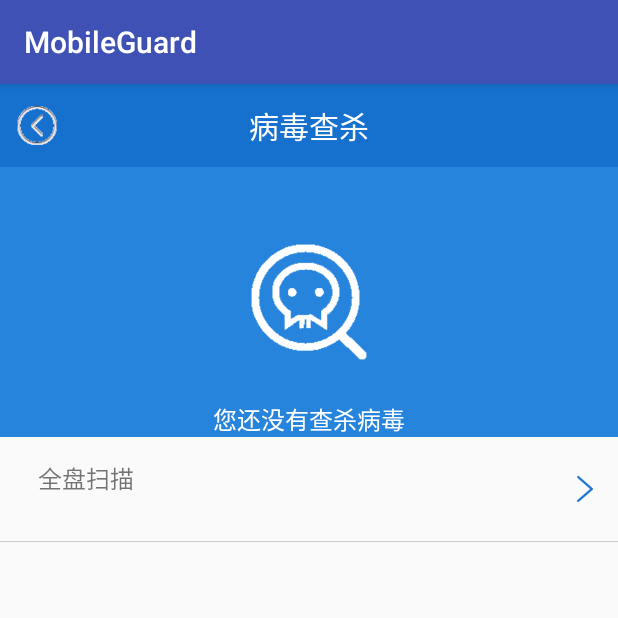
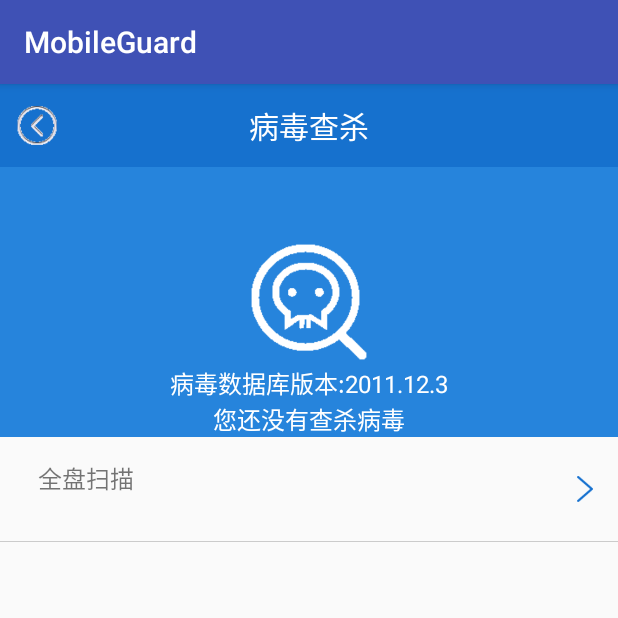
Before and after one commit to fungray/MobileGuard, an Android app: the screen it shows after launch (VirusScanActivity), after a tap on "手机杀毒", on a phone screen of 412 x 824 dp, the top half of it. Run offline under Robolectric (Android 15) with nearby library versions, the phone set to English and light mode, and no system bars.

Commit message:
修复漏洞 +升级病毒库

```diff
--- a/app/src/main/AndroidManifest.xml
+++ b/app/src/main/AndroidManifest.xml
@@ -13,6 +13,7 @@
     <uses-permission android:name="android.permission.CALL_PHONE"/>
     <uses-permission android:name="android.permission.READ_CALL_LOG"/>
     <uses-permission android:name="android.permission.WRITE_CALL_LOG"/>
+    <uses-permission android:name="android.permission.READ_EXTERNAL_STORAGE"/>
     <application
         android:name=".App"
         android:allowBackup="true"
--- a/app/src/main/java/cn/edu/gdmec/android/mobileguard/m5virusscan/VirusScanActivity.java
+++ b/app/src/main/java/cn/edu/gdmec/android/mobileguard/m5virusscan/VirusScanActivity.java
@@ -5,6 +5,9 @@ package cn.edu.gdmec.android.mobileguard.m5virusscan;
 import android.content.Intent;
 import android.content.SharedPreferences;
 import android.os.Bundle;
+import android.os.Environment;
+import android.os.Handler;
+import android.os.Message;
 import android.support.v7.app.AppCompatActivity;
 import android.util.Log;
 import android.view.View;
@@ -12,11 +15,14 @@ import android.widget.ImageView;
 import android.widget.TextView;
 
 import java.io.File;
+import java.io.FileInputStream;
 import java.io.FileOutputStream;
 import java.io.IOException;
 import java.io.InputStream;
 
 import cn.edu.gdmec.android.mobileguard.R;
+import cn.edu.gdmec.android.mobileguard.m1home.utils.VersionUpdateUtils;
+import cn.edu.gdmec.android.mobileguard.m5virusscan.dao.AntiVirusDao;
 
 /**
  * Created by 84506 on 2017/11/19.
@@ -25,12 +31,13 @@ import cn.edu.gdmec.android.mobileguard.R;
 public class VirusScanActivity extends AppCompatActivity implements View.OnClickListener {
     private TextView mLastTimeTV;
     private SharedPreferences mSP;
+    private TextView mDbVersionTV;
     @Override
     protected void onCreate(Bundle savedInstanceState){
         super.onCreate(savedInstanceState);
         setContentView(R.layout.activity_virus_scan);
         mSP = getSharedPreferences("config", MODE_PRIVATE);
-        copyDB("antivirus.db");
+        copyDB("antivirus.db","");
         initView();
     }
 
@@ -40,32 +47,73 @@ public class VirusScanActivity extends AppCompatActivity implements View.OnClick
         mLastTimeTV.setText(string);
         super.onResume();
     }
-    //拷贝病毒数据库
-    private  void copyDB(final String dbname){
-        //大文件的拷贝复制一定要用线程，否则很容易出现ANR
+
+
+    Handler handler = new Handler(){
+        @Override
+        public void handleMessage(Message msg) {
+            AntiVirusDao dao = new AntiVirusDao(VirusScanActivity.this);
+            String dbVersion = dao.getVirusDbVersion();
+            mDbVersionTV = (TextView) findViewById(R.id.tv_dbversion);
+            mDbVersionTV.setText("病毒数据库版本:"+dbVersion);
+            UpdateDb(dbVersion);
+            super.handleMessage(msg);
+        }
+    };
+    VersionUpdateUtils.DownloadCallback downloadCallback = new VersionUpdateUtils.DownloadCallback() {
+        @Override
+        public void afterDownload(String filename) {
+            copyDB("antivirus.db", Environment.getExternalStoragePublicDirectory("/download/").getPath());
+        }
+    };
+
+    final private void UpdateDb(String localDbVersion){
+
+        final VersionUpdateUtils versionUpdateUtils = new VersionUpdateUtils(localDbVersion,VirusScanActivity.this,downloadCallback,null);
         new Thread(){
-            public void run(){
-                try {
-                    File file = new File(getFilesDir(), dbname);
-                    if(file.exists() && file.length() > 0){
-                        Log.i("VirusScanActivity", "数据库已存在!");
-                        return;
-                    }
-                    InputStream is = getAssets().open(dbname);
-                    FileOutputStream fos = openFileOutput(dbname, MODE_PRIVATE);
-                    byte[] buffer = new byte[1024];
-                    int len = 0;
-                    while ((len = is.read(buffer)) != -1){
-                        fos.write(buffer, 0, len);
-                    }
-                    is.close();
-                    fos.close();
-                } catch (IOException e) {
-                    e.printStackTrace();
-                }
+            @Override
+            public void run() {
+                versionUpdateUtils.getCloudVersion("http://android2017.duapp.com/virusupdateinfo.html");
             }
         }.start();
     }
+    //拷贝病毒数据库
+    private void copyDB(final String dbname,final String fromPath) {
+        //大文件的拷贝复制一定要用线程，否则很容易出现ANR
+        new Thread (  ){
+            public void run(){
+                try{
+                    File file = new File ( getFilesDir (),dbname );
+                    if(file.exists()&&file.length()>0&&fromPath.equals("")){
+                        Log.i ("VirusScanActivity","数据库已存在！");
+                        handler.sendEmptyMessage(0);
+                        return;
+                    }
+                    InputStream is;
+                    if (fromPath.equals("")){
+                        is = getAssets().open(dbname);
+                    }else{
+                        file = new File(fromPath,
+                                "antivirus.db");
+                        is= new FileInputStream(file);
+                    }
+                    FileOutputStream fos = openFileOutput ( dbname, MODE_PRIVATE );
+                    byte[] buffer = new byte[1024];
+                    int len = 0;
+                    while ((len = is.read (buffer))!=-1){
+                        fos.write ( buffer, 0, len );
+                    }
+                    is.close ();
+                    fos.close ();
+                    handler.sendEmptyMessage(0);
+                }catch (Exception e){
+                    e.printStackTrace ();
+                }
+            };
+        }.start ();
+    }
+
+
     //初始化UI控件
     private void initView(){
         findViewById(R.id.rl_titlebar).setBackgroundColor(getResources().getColor(R.color.light_blue));
--- a/app/src/main/java/cn/edu/gdmec/android/mobileguard/m5virusscan/dao/AntiVirusDao.java
+++ b/app/src/main/java/cn/edu/gdmec/android/mobileguard/m5virusscan/dao/AntiVirusDao.java
@@ -34,4 +34,19 @@ public class AntiVirusDao {
         db.close();
         return desc;
     }
+
+    public String getVirusDbVersion(){
+        String dbVersion = null;
+        SQLiteDatabase db = SQLiteDatabase.openDatabase(
+                dbname, null,
+                SQLiteDatabase.OPEN_READONLY);
+        Cursor cursor = db.rawQuery("select major||'.'||minor||'.'||build from version",null);
+
+        if (cursor.moveToNext()) {
+            dbVersion = cursor.getString(0);
+        }
+        cursor.close();
+        db.close();
+        return dbVersion;
+    }
 }
--- a/app/src/main/res/layout/activity_virus_scan.xml
+++ b/app/src/main/res/layout/activity_virus_scan.xml
@@ -13,6 +13,15 @@
             android:layout_height="80dp"
             android:layout_centerInParent="true"
             android:background="@drawable/virusscan_icon"/>
+
+        <TextView
+            android:id="@+id/tv_dbversion"
+            style="@style/textview16sp"
+            android:layout_above="@+id/tv_lastscantime"
+            android:layout_centerHorizontal="true"
+            android:textColor="@color/white"
+            android:text="病毒数据库版本:"/>
+
         <TextView
             android:id="@+id/tv_lastscantime"
             style="@style/textview16sp"
--- a/app/src/main/res/layout/item_list_applock.xml
+++ b/app/src/main/res/layout/item_list_applock.xml
@@ -21,7 +21,7 @@
         android:id="@+id/imgv_lock"
         android:layout_width="wrap_content"
         android:layout_height="wrap_content"
-        android:layout_alignParentLeft="true"
+        android:layout_alignParentRight="true"
         android:layout_marginRight="10dp"
         android:layout_centerVertical="true"/>
 
```
Also changed, not shown: app/src/main/java/cn/edu/gdmec/android/mobileguard/SplashActivity.java (+8 -11 lines), app/src/main/java/cn/edu/gdmec/android/mobileguard/m1home/utils/MyUtils.java (+36 -0 lines), app/src/main/java/cn/edu/gdmec/android/mobileguard/m1home/utils/VersionUpdateUtils.java (+158 -29 lines).
